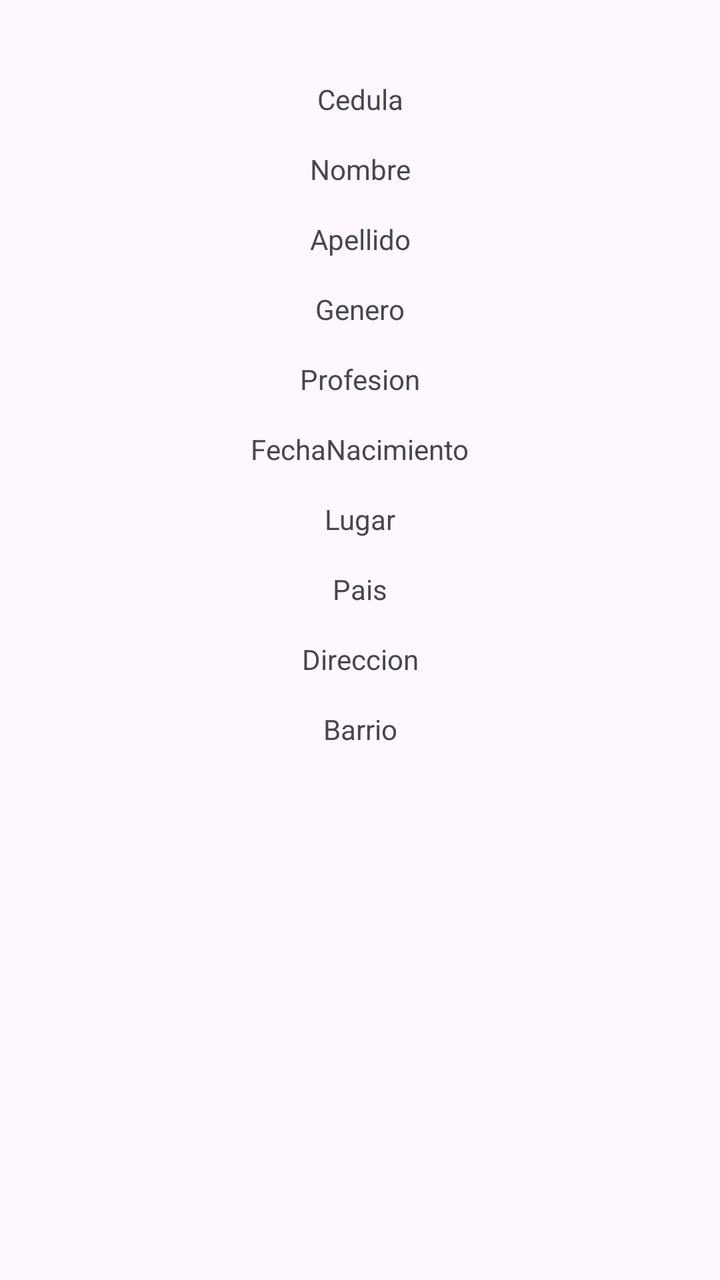
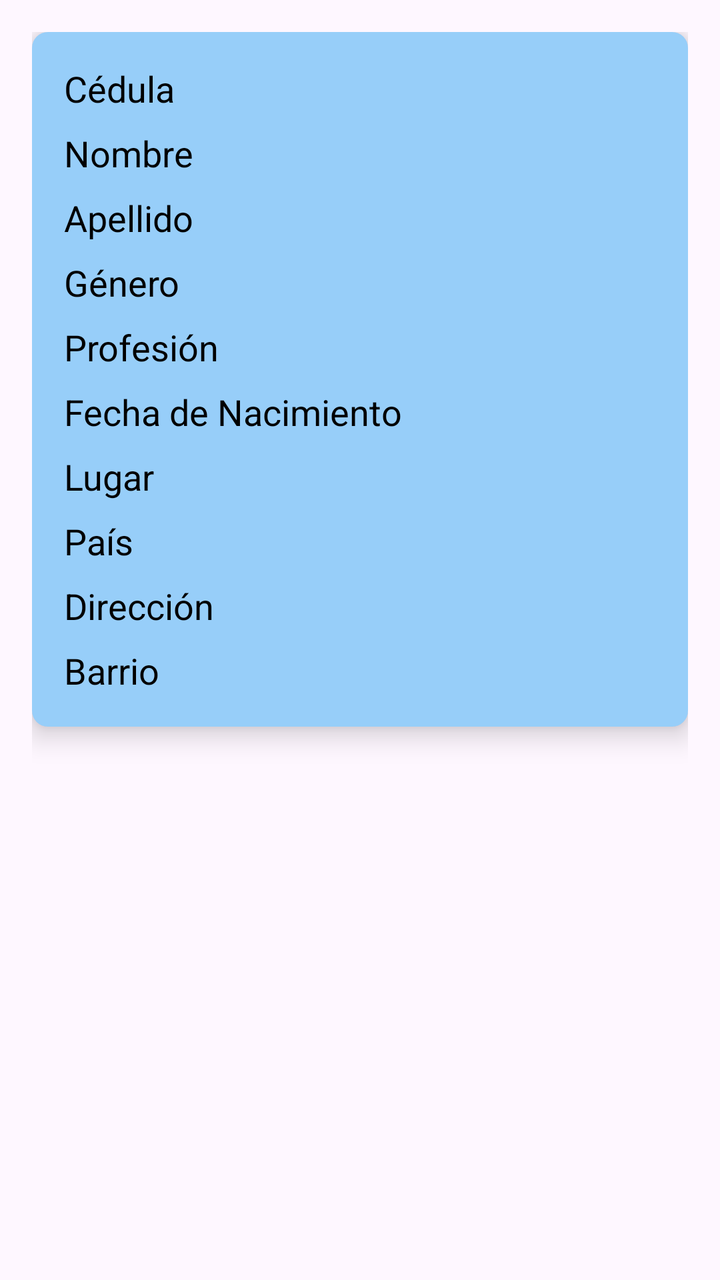

Compare the two renders of this Android layout. The source of the first and the diff that turns it into the second are given below.
<!-- AndroidManifest.xml: application theme Theme.HistorialClinicoTFC4 -->
<!-- res/layout/activity_paciente_detalle.xml -->
<?xml version="1.0" encoding="utf-8"?>
<androidx.constraintlayout.widget.ConstraintLayout
    xmlns:android="http://schemas.android.com/apk/res/android"
    xmlns:app="http://schemas.android.com/apk/res-auto"
    xmlns:tools="http://schemas.android.com/tools"
    android:layout_width="match_parent"
    android:layout_height="match_parent"
    tools:context=".PacienteDetalle" >

    <TextView
        android:id="@+id/cedulaTextView"
        android:layout_width="wrap_content"
        android:layout_height="wrap_content"
        android:layout_marginTop="40dp"
        android:text="Cedula"
        app:layout_constraintEnd_toEndOf="parent"
        app:layout_constraintStart_toStartOf="parent"
        app:layout_constraintTop_toTopOf="parent" />

    <TextView
        android:id="@+id/nombreTextView"
        android:layout_width="wrap_content"
        android:layout_height="wrap_content"
        android:text="Nombre"
        app:layout_constraintTop_toBottomOf="@id/cedulaTextView"
        app:layout_constraintStart_toStartOf="parent"
        app:layout_constraintEnd_toEndOf="parent"
        android:layout_marginTop="16dp"/>

    <TextView
        android:id="@+id/apellidoTextView"
        android:layout_width="wrap_content"
        android:layout_height="wrap_content"
        android:text="Apellido"
        app:layout_constraintTop_toBottomOf="@id/nombreTextView"
        app:layout_constraintStart_toStartOf="parent"
        app:layout_constraintEnd_toEndOf="parent"
        android:layout_marginTop="16dp"/>
    <TextView
        android:id="@+id/generoTextView"
        android:layout_width="wrap_content"
        android:layout_height="wrap_content"
        android:text="Genero"
        app:layout_constraintTop_toBottomOf="@id/apellidoTextView"
        app:layout_constraintStart_toStartOf="parent"
        app:layout_constraintEnd_toEndOf="parent"
        android:layout_marginTop="16dp"/>

    <TextView
        android:id="@+id/profesionTextView"
        android:layout_width="wrap_content"
        android:layout_height="wrap_content"
        android:text="Profesion"
        app:layout_constraintTop_toBottomOf="@id/generoTextView"
        app:layout_constraintStart_toStartOf="parent"
        app:layout_constraintEnd_toEndOf="parent"
        android:layout_marginTop="16dp"/>
    <TextView
        android:id="@+id/fechaNaciTextView"
        android:layout_width="wrap_content"
        android:layout_height="wrap_content"
        android:text="FechaNacimiento"
        app:layout_constraintTop_toBottomOf="@id/profesionTextView"
        app:layout_constraintStart_toStartOf="parent"
        app:layout_constraintEnd_toEndOf="parent"
        android:layout_marginTop="16dp"/>
    <TextView
        android:id="@+id/lugarTextView"
        android:layout_width="wrap_content"
        android:layout_height="wrap_content"
        android:text="Lugar"
        app:layout_constraintTop_toBottomOf="@id/fechaNaciTextView"
        app:layout_constraintStart_toStartOf="parent"
        app:layout_constraintEnd_toEndOf="parent"
        android:layout_marginTop="16dp"/>
    <TextView
        android:id="@+id/paisTextView"
        android:layout_width="wrap_content"
        android:layout_height="wrap_content"
        android:text="Pais"
        app:layout_constraintTop_toBottomOf="@id/lugarTextView"
        app:layout_constraintStart_toStartOf="parent"
        app:layout_constraintEnd_toEndOf="parent"
        android:layout_marginTop="16dp"/>
    <TextView
        android:id="@+id/direccionTextView"
        android:layout_width="wrap_content"
        android:layout_height="wrap_content"
        android:text="Direccion"
        app:layout_constraintTop_toBottomOf="@id/paisTextView"
        app:layout_constraintStart_toStartOf="parent"
        app:layout_constraintEnd_toEndOf="parent"
        android:layout_marginTop="16dp"/>
    <TextView
        android:id="@+id/barrioTextView"
        android:layout_width="wrap_content"
        android:layout_height="wrap_content"
        android:text="Barrio"
        app:layout_constraintTop_toBottomOf="@id/direccionTextView"
        app:layout_constraintStart_toStartOf="parent"
        app:layout_constraintEnd_toEndOf="parent"
        android:layout_marginTop="16dp"/>

</androidx.constraintlayout.widget.ConstraintLayout>
<!-- resources referenced by this layout -->
<resources>
  <style name="Theme.HistorialClinicoTFC4" parent="Base.Theme.HistorialClinicoTFC4" />
  <style name="Base.Theme.HistorialClinicoTFC4" parent="Theme.Material3.DayNight.NoActionBar">
          
          
      </style>
</resources>

<!-- the commit's change to res/layout/activity_paciente_detalle.xml (unified diff, before → after) -->
@@ -5,100 +5,112 @@
     xmlns:tools="http://schemas.android.com/tools"
     android:layout_width="match_parent"
     android:layout_height="match_parent"
-    tools:context=".PacienteDetalle" >
+    android:padding="16dp"
+    tools:context=".PacienteDetalle">
 
-    <TextView
-        android:id="@+id/cedulaTextView"
-        android:layout_width="wrap_content"
+    <androidx.cardview.widget.CardView
+        android:layout_width="match_parent"
         android:layout_height="wrap_content"
-        android:layout_marginTop="40dp"
-        android:text="Cedula"
-        app:layout_constraintEnd_toEndOf="parent"
-        app:layout_constraintStart_toStartOf="parent"
-        app:layout_constraintTop_toTopOf="parent" />
+        android:layout_marginBottom="16dp"
+        app:cardElevation="8dp"
+        app:cardCornerRadius="8dp"
+        tools:ignore="MissingConstraints">
 
-    <TextView
-        android:id="@+id/nombreTextView"
-        android:layout_width="wrap_content"
-        android:layout_height="wrap_content"
-        android:text="Nombre"
-        app:layout_constraintTop_toBottomOf="@id/cedulaTextView"
-        app:layout_constraintStart_toStartOf="parent"
-        app:layout_constraintEnd_toEndOf="parent"
-        android:layout_marginTop="16dp"/>
+        <LinearLayout
+            android:layout_width="match_parent"
+            android:layout_height="wrap_content"
+            android:orientation="vertical"
+            android:background="#772196F3"
+            android:padding="16dp">
 
-    <TextView
-        android:id="@+id/apellidoTextView"
-        android:layout_width="wrap_content"
-        android:layout_height="wrap_content"
-        android:text="Apellido"
-        app:layout_constraintTop_toBottomOf="@id/nombreTextView"
-        app:layout_constraintStart_toStartOf="parent"
-        app:layout_constraintEnd_toEndOf="parent"
-        android:layout_marginTop="16dp"/>
-    <TextView
-        android:id="@+id/generoTextView"
-        android:layout_width="wrap_content"
-        android:layout_height="wrap_content"
-        android:text="Genero"
-        app:layout_constraintTop_toBottomOf="@id/apellidoTextView"
-        app:layout_constraintStart_toStartOf="parent"
-        app:layout_constraintEnd_toEndOf="parent"
-        android:layout_marginTop="16dp"/>
+            <TextView
+                android:id="@+id/cedulaTextView"
+                android:layout_width="wrap_content"
+                android:layout_height="wrap_content"
+                android:text="Cédula"
+                android:textAppearance="?android:attr/textAppearanceMedium"
+                android:textColor="@android:color/black" />
 
-    <TextView
-        android:id="@+id/profesionTextView"
-        android:layout_width="wrap_content"
-        android:layout_height="wrap_content"
-        android:text="Profesion"
-        app:layout_constraintTop_toBottomOf="@id/generoTextView"
-        app:layout_constraintStart_toStartOf="parent"
-        app:layout_constraintEnd_toEndOf="parent"
-        android:layout_marginTop="16dp"/>
-    <TextView
-        android:id="@+id/fechaNaciTextView"
-        android:layout_width="wrap_content"
-        android:layout_height="wrap_content"
-        android:text="FechaNacimiento"
-        app:layout_constraintTop_toBottomOf="@id/profesionTextView"
-        app:layout_constraintStart_toStartOf="parent"
-        app:layout_constraintEnd_toEndOf="parent"
-        android:layout_marginTop="16dp"/>
-    <TextView
-        android:id="@+id/lugarTextView"
-        android:layout_width="wrap_content"
-        android:layout_height="wrap_content"
-        android:text="Lugar"
-        app:layout_constraintTop_toBottomOf="@id/fechaNaciTextView"
-        app:layout_constraintStart_toStartOf="parent"
-        app:layout_constraintEnd_toEndOf="parent"
-        android:layout_marginTop="16dp"/>
-    <TextView
-        android:id="@+id/paisTextView"
-        android:layout_width="wrap_content"
-        android:layout_height="wrap_content"
-        android:text="Pais"
-        app:layout_constraintTop_toBottomOf="@id/lugarTextView"
-        app:layout_constraintStart_toStartOf="parent"
-        app:layout_constraintEnd_toEndOf="parent"
-        android:layout_marginTop="16dp"/>
-    <TextView
-        android:id="@+id/direccionTextView"
-        android:layout_width="wrap_content"
-        android:layout_height="wrap_content"
-        android:text="Direccion"
-        app:layout_constraintTop_toBottomOf="@id/paisTextView"
-        app:layout_constraintStart_toStartOf="parent"
-        app:layout_constraintEnd_toEndOf="parent"
-        android:layout_marginTop="16dp"/>
-    <TextView
-        android:id="@+id/barrioTextView"
-        android:layout_width="wrap_content"
-        android:layout_height="wrap_content"
-        android:text="Barrio"
-        app:layout_constraintTop_toBottomOf="@id/direccionTextView"
-        app:layout_constraintStart_toStartOf="parent"
-        app:layout_constraintEnd_toEndOf="parent"
-        android:layout_marginTop="16dp"/>
+            <TextView
+                android:id="@+id/nombreTextView"
+                android:layout_width="wrap_content"
+                android:layout_height="wrap_content"
+                android:text="Nombre"
+                android:layout_marginTop="8dp"
+                android:textAppearance="?android:attr/textAppearanceMedium"
+                android:textColor="@android:color/black" />
 
+            <TextView
+                android:id="@+id/apellidoTextView"
+                android:layout_width="wrap_content"
+                android:layout_height="wrap_content"
+                android:text="Apellido"
+                android:layout_marginTop="8dp"
+                android:textAppearance="?android:attr/textAppearanceMedium"
+                android:textColor="@android:color/black" />
+
+            <TextView
+                android:id="@+id/generoTextView"
+                android:layout_width="wrap_content"
+                android:layout_height="wrap_content"
+                android:text="Género"
+                android:layout_marginTop="8dp"
+                android:textAppearance="?android:attr/textAppearanceMedium"
+                android:textColor="@android:color/black" />
+
+            <TextView
+                android:id="@+id/profesionTextView"
+                android:layout_width="wrap_content"
+                android:layout_height="wrap_content"
+                android:text="Profesión"
+                android:layout_marginTop="8dp"
+                android:textAppearance="?android:attr/textAppearanceMedium"
+                android:textColor="@android:color/black" />
+
+            <TextView
+                android:id="@+id/fechaNaciTextView"
+                android:layout_width="wrap_content"
+                android:layout_height="wrap_content"
+                android:text="Fecha de Nacimiento"
+                android:layout_marginTop="8dp"
+                android:textAppearance="?android:attr/textAppearanceMedium"
+                android:textColor="@android:color/black" />
+
+            <TextView
+                android:id="@+id/lugarTextView"
+                android:layout_width="wrap_content"
+                android:layout_height="wrap_content"
+                android:text="Lugar"
+                android:layout_marginTop="8dp"
+                android:textAppearance="?android:attr/textAppearanceMedium"
+                android:textColor="@android:color/black" />
+
+            <TextView
+                android:id="@+id/paisTextView"
+                android:layout_width="wrap_content"
+                android:layout_height="wrap_content"
+                android:text="País"
+                android:layout_marginTop="8dp"
+                android:textAppearance="?android:attr/textAppearanceMedium"
+                android:textColor="@android:color/black" />
+
+            <TextView
+                android:id="@+id/direccionTextView"
+                android:layout_width="wrap_content"
+                android:layout_height="wrap_content"
+                android:text="Dirección"
+                android:layout_marginTop="8dp"
+                android:textAppearance="?android:attr/textAppearanceMedium"
+                android:textColor="@android:color/black" />
+
+            <TextView
+                android:id="@+id/barrioTextView"
+                android:layout_width="wrap_content"
+                android:layout_height="wrap_content"
+                android:text="Barrio"
+                android:layout_marginTop="8dp"
+                android:textAppearance="?android:attr/textAppearanceMedium"
+                android:textColor="@android:color/black" />
+        </LinearLayout>
+    </androidx.cardview.widget.CardView>
 </androidx.constraintlayout.widget.ConstraintLayout>
